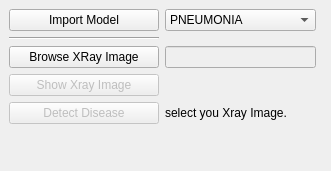
First picture: the form in interfaces/Detect_Disease_Window.ui, repository yassinebahajou/PFEGIM, before the edit.
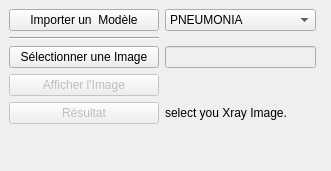
Second picture: the form after the edit.

Patch:
```diff
--- a/interfaces/Detect_Disease_Window.ui
+++ b/interfaces/Detect_Disease_Window.ui
@@ -32,7 +32,7 @@
        </size>
       </property>
       <property name="text">
-       <string>Import Model</string>
+       <string>Importer un  Modèle</string>
       </property>
      </widget>
     </item>
@@ -75,7 +75,7 @@
        </size>
       </property>
       <property name="text">
-       <string>Browse XRay Image</string>
+       <string>Sélectionner une Image</string>
       </property>
      </widget>
     </item>
@@ -98,7 +98,7 @@
        </size>
       </property>
       <property name="text">
-       <string>Show Xray Image</string>
+       <string>Afficher l'Image</string>
       </property>
      </widget>
     </item>
@@ -114,7 +114,7 @@
        </size>
       </property>
       <property name="text">
-       <string>Detect Disease</string>
+       <string>Résultat</string>
       </property>
      </widget>
     </item>
```
Left out of the diff: 2 changed lines with no effect on the pictures.
